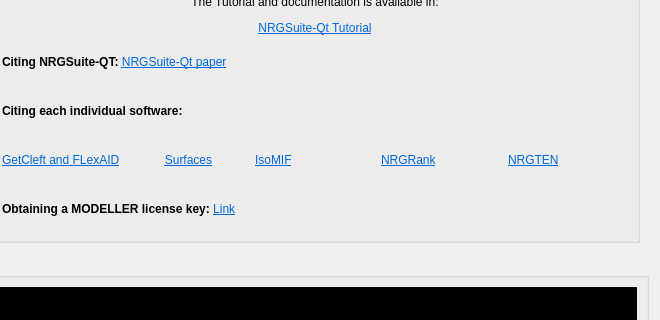
NRGlab/NRGSuite-Qt, file plugin.ui: the form before one commit; both pictures show x 151 to 811 and y 250 to 570 of the 811 by 708 pixel window.
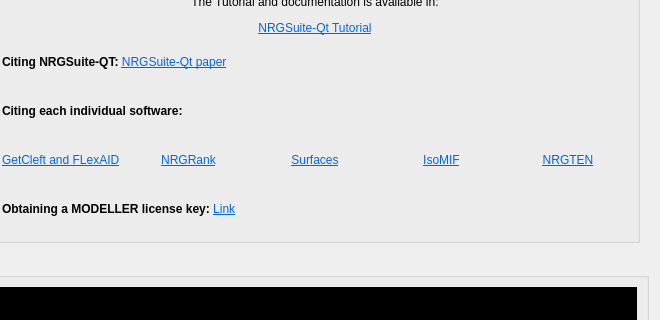
The form after the commit. Icons and pictures are not drawn.

Commit message: fix issue with isomif

Patch:
```diff
--- a/plugin.ui
+++ b/plugin.ui
@@ -3339,6 +3339,16 @@
                  </property>
                 </widget>
                </item>
+               <item>
+                <widget class="QLabel" name="label_6">
+                 <property name="text">
+                  <string>&lt;html&gt;&lt;head/&gt;&lt;body&gt;&lt;p align=&quot;center&quot;&gt;&lt;a href=&quot;....&quot;&gt;&lt;span style=&quot; text-decoration: underline; color:#0068da;&quot;&gt;NRGRank&lt;/span&gt;&lt;/a&gt;&lt;/p&gt;&lt;/body&gt;&lt;/html&gt;</string>
+                 </property>
+                 <property name="openExternalLinks">
+                  <bool>true</bool>
+                 </property>
+                </widget>
+               </item>
                <item>
                 <widget class="QLabel" name="label_9">
                  <property name="text">
@@ -3352,17 +3362,7 @@
                <item>
                 <widget class="QLabel" name="label_7">
                  <property name="text">
-                  <string>&lt;html&gt;&lt;head/&gt;&lt;body&gt;&lt;p&gt;&lt;a href=&quot;https://pubmed.ncbi.nlm.nih.gov/26504139/&quot;&gt;&lt;span style=&quot; text-decoration: underline; color:#0068da;&quot;&gt;IsoMIF&lt;/span&gt;&lt;/a&gt;&lt;/p&gt;&lt;/body&gt;&lt;/html&gt;</string>
-                 </property>
-                 <property name="openExternalLinks">
-                  <bool>true</bool>
-                 </property>
-                </widget>
-               </item>
-               <item>
-                <widget class="QLabel" name="label_6">
-                 <property name="text">
-                  <string>&lt;html&gt;&lt;head/&gt;&lt;body&gt;&lt;p&gt;&lt;a href=&quot;....&quot;&gt;&lt;span style=&quot; text-decoration: underline; color:#0068da;&quot;&gt;NRGRank&lt;/span&gt;&lt;/a&gt;&lt;/p&gt;&lt;/body&gt;&lt;/html&gt;</string>
+                  <string>&lt;html&gt;&lt;head/&gt;&lt;body&gt;&lt;p align=&quot;center&quot;&gt;&lt;a href=&quot;https://pubs.acs.org/doi/10.1021/acs.jcim.5b00333&quot;&gt;&lt;span style=&quot; text-decoration: underline; color:#0068da;&quot;&gt;IsoMIF&lt;/span&gt;&lt;/a&gt;&lt;/p&gt;&lt;/body&gt;&lt;/html&gt;</string>
                  </property>
                  <property name="openExternalLinks">
                   <bool>true</bool>
@@ -3372,7 +3372,7 @@
                <item>
                 <widget class="QLabel" name="label_10">
                  <property name="text">
-                  <string>&lt;html&gt;&lt;head/&gt;&lt;body&gt;&lt;p&gt;&lt;a href=&quot;https://academic.oup.com/bioinformatics/article/37/19/3369/6179106&quot;&gt;&lt;span style=&quot; text-decoration: underline; color:#0068da;&quot;&gt;NRGTEN&lt;/span&gt;&lt;/a&gt;&lt;/p&gt;&lt;/body&gt;&lt;/html&gt;</string>
+                  <string>&lt;html&gt;&lt;head/&gt;&lt;body&gt;&lt;p align=&quot;center&quot;&gt;&lt;a href=&quot;https://academic.oup.com/bioinformatics/article/37/19/3369/6179106&quot;&gt;&lt;span style=&quot; text-decoration: underline; color:#0068da;&quot;&gt;NRGTEN&lt;/span&gt;&lt;/a&gt;&lt;/p&gt;&lt;/body&gt;&lt;/html&gt;</string>
                  </property>
                  <property name="openExternalLinks">
                   <bool>true</bool>
```
Left out of the diff: 2 changed lines with no effect on the pictures.
